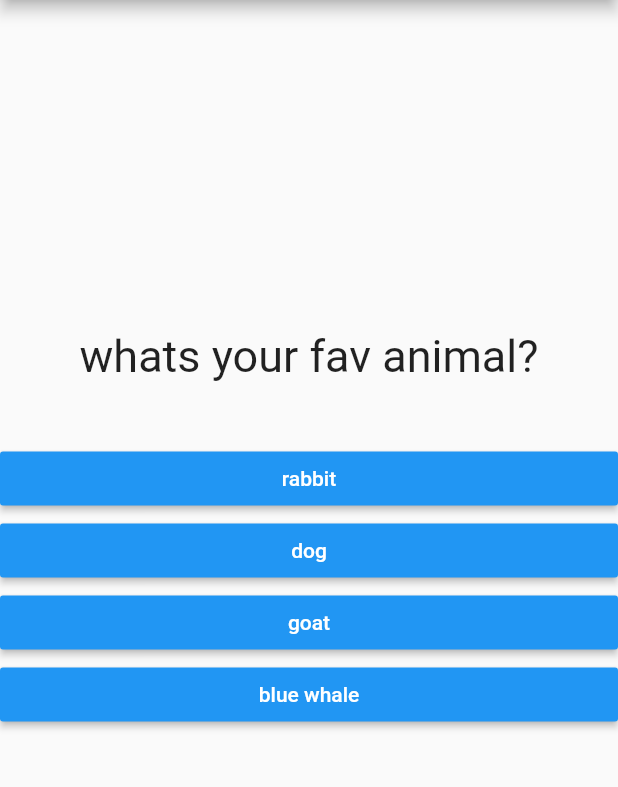
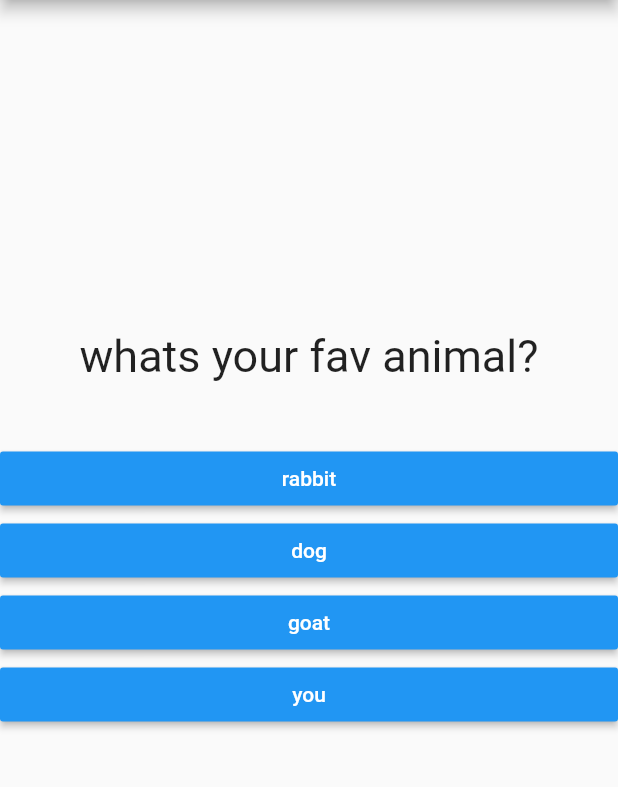
Before and after one commit to chavangorakh1999/FlutterPractise, a Flutter app: the screen it shows after launch, after a tap on "red", on a phone screen of 412 x 824 dp, the part 84-871 px from its top. Run offline on Flutter 3.47's test engine with Material 2 defaults, Android fonts, the phone set to English and light mode, and no system bars.

Commit message:
adding result

```diff
--- a/new_proj/lib/main.dart
+++ b/new_proj/lib/main.dart
@@ -3,6 +3,7 @@ import 'package:new_proj/result.dart';
 import './questions.dart';
 import './answer.dart';
 import './quiz.dart';
+import './result.dart';
 // void main()
 // {
 //   runApp(MyApp());
@@ -17,8 +18,10 @@ class MyApp extends StatefulWidget {
 
 class MyAppState extends State<MyApp> {
   var _questionIndex = 0;
+  var _totalSocre = 0;
+  void _answerQuestion(int score) {
+    _totalSocre += score;
 
-  void _answerQuestion() {
     setState(() {
       _questionIndex = _questionIndex + 1;
     });
@@ -26,18 +29,33 @@ class MyAppState extends State<MyApp> {
 
   @override
   Widget build(BuildContext context) {
-    var _questions = [
+    final _questions = const [
       {
         'questionText': 'whats your fav color?',
-        'answers': ['red', 'orange', 'green', 'blue']
+        'answers': [
+          {'text': 'red', 'score': 1},
+          {'text': 'white', 'score': 9},
+          {'text': 'green', 'score': 5},
+          {'text': 'blue', 'score': 4},
+        ],
       },
       {
         'questionText': 'whats your fav animal?',
-        'answers': ['rabbit', 'dog', 'goat', 'blue whale']
+        'answers': [
+          {'text': 'rabbit', 'score': 12},
+          {'text': 'dog', 'score': 8},
+          {'text': 'goat', 'score': 9},
+          {'text': 'you', 'score': 6},
+        ],
       },
       {
         'questionText': 'whats your fav role?',
-        'answers': ['student', 'teacher', 'can\'t say', 'all']
+        'answers': [
+          {'text': 'student', 'score': 5},
+          {'text': 'teacher', 'score': 3},
+          {'text': 'vela', 'score': 8},
+          {'text': 'busy', 'score': 6},
+        ],
       },
     ];
     return MaterialApp(
@@ -53,7 +71,7 @@ class MyAppState extends State<MyApp> {
                   answerQuestion: _answerQuestion,
                   questions: _questions,
                 )
-              : Result(),
+              : Result(_totalSocre),
         ),
       ),
       debugShowCheckedModeBanner: false,
--- a/new_proj/lib/quiz.dart
+++ b/new_proj/lib/quiz.dart
@@ -17,8 +17,9 @@ class Quiz extends StatelessWidget {
         Questions(
           questions[questionIndex]['questionText'],
         ),
-        ...(questions[questionIndex]['answers'] as List<String>).map((answer) {
-          return Answer(answerQuestion, answer);
+        ...(questions[questionIndex]['answers'] as List<Map<String, Object>>)
+            .map((answer) {
+          return Answer(() =>answerQuestion(answer['score']), answer['text']);
         }).toList(),
       ],
     );
--- a/new_proj/lib/result.dart
+++ b/new_proj/lib/result.dart
@@ -1,10 +1,32 @@
 import 'package:flutter/material.dart';
 
 class Result extends StatelessWidget {
+  final int resultScore;
+    Result(this.resultScore);
+
+String get resultPhrase
+{
+// String resultText;
+var resultText='You did it';
+if(resultScore <=15)
+{
+  resultText="you got it";
+}
+else if(resultScore <=20)
+{
+  resultText='no problem';
+}
+else
+{
+  resultText='Hey!';
+}
+return resultText;
+}
+
   @override
   Widget build(BuildContext context) {
     return Center(
-                  child: Text('You did it!'),
+                  child: Text(resultPhrase,style: TextStyle(fontSize: 36,fontWeight: FontWeight.bold),),
                 );
   }
 }
```
